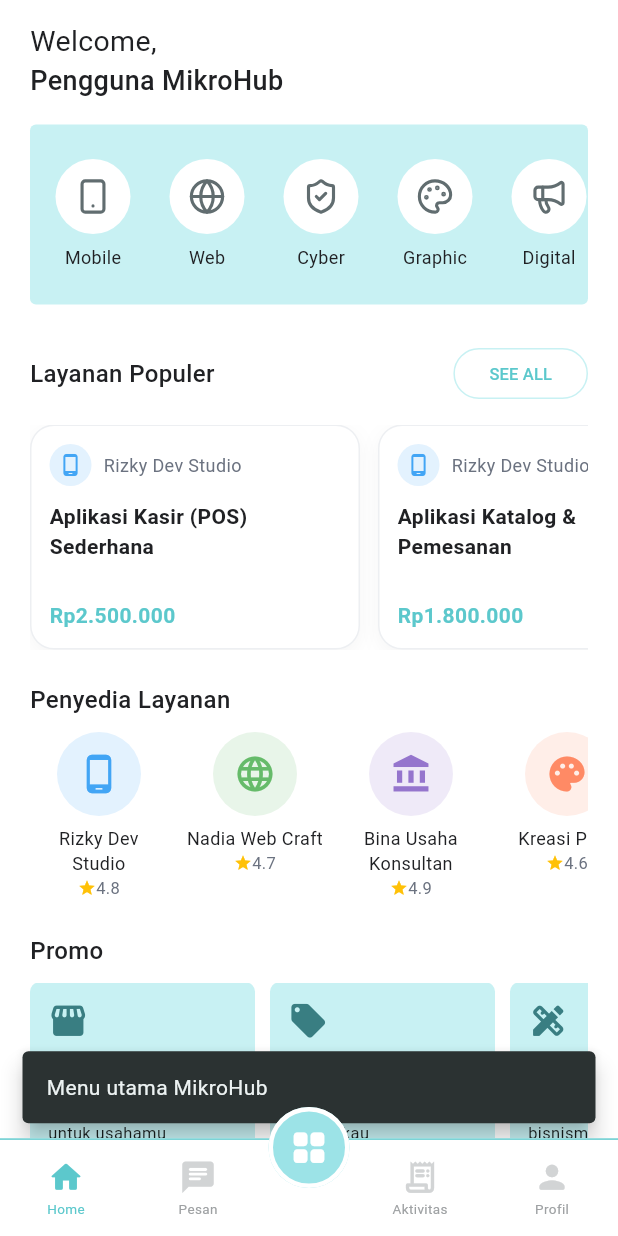
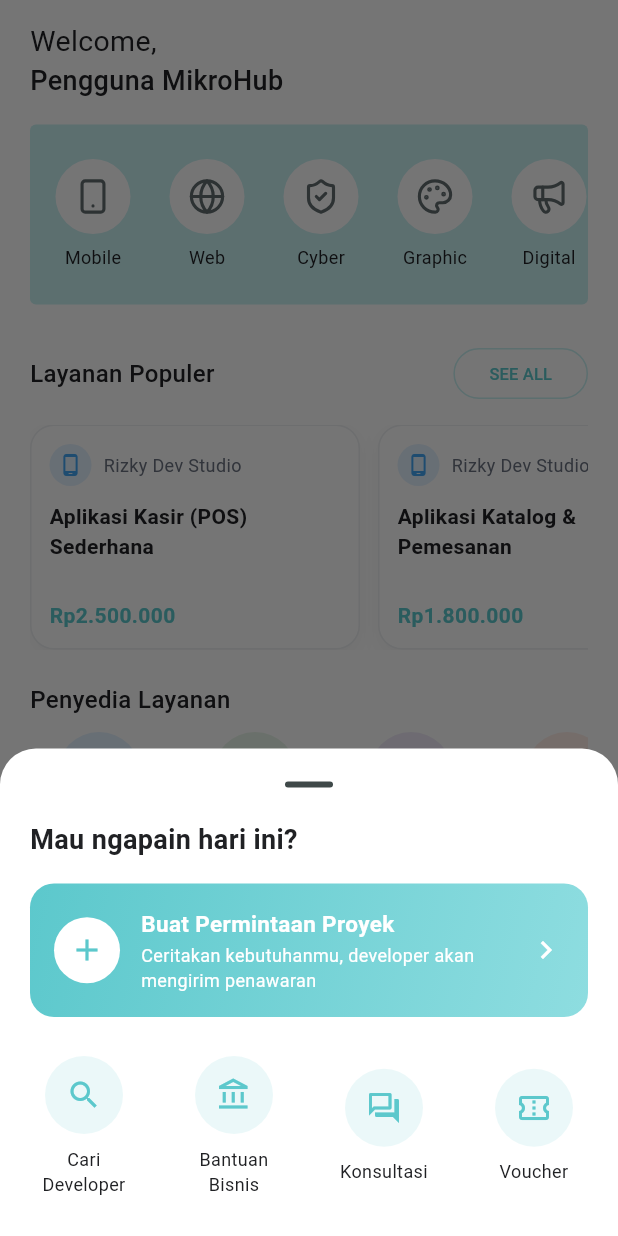
Before and after one commit to PeterLin30/Mobile_Frontend, a Flutter app: the screen it shows after launch, after a tap on the "grid view" icon, on a phone screen of 412 x 824 dp. Run offline on Flutter 3.47's test engine with Material 3 defaults, Android fonts, the light colour scheme and no system bars; our stand-ins replace lucide_icons_flutter.

Commit message:
Add request page and quick action sheet

```diff
--- a/lib/pages/home_page.dart
+++ b/lib/pages/home_page.dart
@@ -11,6 +11,7 @@ import 'service_pages.dart';
 import 'chat_room_page.dart';
 import 'activity_page.dart';
 import 'ui_helpers.dart';
+import 'quick_action_sheet.dart';
 
 const Color primaryColor = Color(0xFF5CC8CC);
 const Color lightCyan = Color(0xFFC8F1F3);
@@ -94,14 +95,6 @@ class _HomePageState extends State<HomePage> {
       Icons.lightbulb_outline_rounded,
     ),
   ];
-
-  void _showMessage(String message) {
-    ScaffoldMessenger.of(context)
-      ..hideCurrentSnackBar()
-      ..showSnackBar(
-        SnackBar(content: Text(message), behavior: SnackBarBehavior.floating),
-      );
-  }
 
   @override
   Widget build(BuildContext context) {
@@ -257,6 +250,21 @@ class _HomePageState extends State<HomePage> {
       ),
     );
   }
+
+void _showQuickActions() {
+  QuickActionSheet.show(
+    context,
+    onFindDeveloper: () => _openServiceList(),
+    onBusinessHelp: () => _openServiceList(category: 'Bisnis'),
+    onConsult: () => setState(() => _selectedIndex = 1),
+    onVoucher: () => Navigator.push(
+      context,
+      MaterialPageRoute(
+        builder: (_) => const VoucherPage(),
+      ),
+    ),
+  );
+}
 
   // LAYANAN POPULER: data dari MarketplaceStore (dummy).
   Widget _buildPopularOffers() {
@@ -675,7 +683,7 @@ class _HomePageState extends State<HomePage> {
                   child: InkWell(
                     customBorder: const CircleBorder(),
                     onTap: () {
-                      _showMessage('Menu utama MikroHub');
+                      _showQuickActions();
                     },
                     child: Container(
                       width: 54,
--- /dev/null
+++ b/lib/pages/quick_action_sheet.dart
@@ -0,0 +1,168 @@
+import 'package:flutter/material.dart';
+
+import 'create_request_page.dart';
+
+const Color _primary = Color(0xFF5CC8CC);
+const Color _textDark = Color(0xFF202124);
+
+class _QuickAction {
+  final IconData icon;
+  final String label;
+  final VoidCallback onTap;
+  const _QuickAction(this.icon, this.label, this.onTap);
+}
+
+/// Bottom sheet "Aksi Cepat" untuk tombol tengah navbar.
+class QuickActionSheet {
+  static Future<void> show(
+    BuildContext context, {
+    required VoidCallback onFindDeveloper,
+    required VoidCallback onBusinessHelp,
+    required VoidCallback onConsult,
+    required VoidCallback onVoucher,
+  }) {
+    return showModalBottomSheet(
+      context: context,
+      showDragHandle: true,
+      backgroundColor: Colors.white,
+      shape: const RoundedRectangleBorder(
+        borderRadius: BorderRadius.vertical(top: Radius.circular(24)),
+      ),
+      builder: (sheetContext) {
+        final actions = <_QuickAction>[
+          _QuickAction(Icons.search, 'Cari\nDeveloper', onFindDeveloper),
+          _QuickAction(
+              Icons.account_balance_outlined, 'Bantuan\nBisnis', onBusinessHelp),
+          _QuickAction(Icons.forum_outlined, 'Konsultasi', onConsult),
+          _QuickAction(
+              Icons.confirmation_number_outlined, 'Voucher', onVoucher),
+        ];
+
+        // Tutup sheet dulu, baru jalankan aksinya.
+        void run(VoidCallback action) {
+          Navigator.pop(sheetContext);
+          action();
+        }
+
+        return SafeArea(
+          child: Padding(
+            padding: const EdgeInsets.fromLTRB(20, 0, 20, 20),
+            child: Column(
+              mainAxisSize: MainAxisSize.min,
+              crossAxisAlignment: CrossAxisAlignment.start,
+              children: [
+                const Text(
+                  'Mau ngapain hari ini?',
+                  style: TextStyle(
+                    fontSize: 18,
+                    fontWeight: FontWeight.bold,
+                    color: _textDark,
+                  ),
+                ),
+                const SizedBox(height: 16),
+
+                // ---- Aksi utama ----
+                InkWell(
+                  borderRadius: BorderRadius.circular(16),
+                  onTap: () => run(() {
+                    Navigator.of(context).push(
+                      MaterialPageRoute(
+                        builder: (_) => const CreateRequestPage(),
+                      ),
+                    );
+                  }),
+                  child: Container(
+                    padding: const EdgeInsets.all(16),
+                    decoration: BoxDecoration(
+                      gradient: const LinearGradient(
+                        colors: [Color(0xFF5CC8CC), Color(0xFF8EDDE0)],
+                        begin: Alignment.topLeft,
+                        end: Alignment.bottomRight,
+                      ),
+                      borderRadius: BorderRadius.circular(16),
+                    ),
+                    child: Row(
+                      children: [
+                        Container(
+                          padding: const EdgeInsets.all(10),
+                          decoration: const BoxDecoration(
+                            color: Colors.white,
+                            shape: BoxShape.circle,
+                          ),
+                          child: const Icon(Icons.add, color: _primary),
+                        ),
+                        const SizedBox(width: 14),
+                        const Expanded(
+                          child: Column(
+                            crossAxisAlignment: CrossAxisAlignment.start,
+                            children: [
+                              Text(
+                                'Buat Permintaan Proyek',
+                                style: TextStyle(
+                                  fontSize: 15,
+                                  fontWeight: FontWeight.bold,
+                                  color: Colors.white,
+                                ),
+                              ),
+                              SizedBox(height: 2),
+                              Text(
+                                'Ceritakan kebutuhanmu, developer akan mengirim penawaran',
+                                style: TextStyle(
+                                    fontSize: 12, color: Colors.white),
+                              ),
+                            ],
+                          ),
+                        ),
+                        const Icon(Icons.chevron_right, color: Colors.white),
+                      ],
+                    ),
+                  ),
+                ),
+                const SizedBox(height: 20),
+
+                // ---- Aksi lainnya ----
+                Row(
+                  mainAxisAlignment: MainAxisAlignment.spaceBetween,
+                  children: [
+                    for (final a in actions)
+                      InkWell(
+                        borderRadius: BorderRadius.circular(14),
+                        onTap: () => run(a.onTap),
+                        child: SizedBox(
+                          width: 72,
+                          child: Padding(
+                            padding: const EdgeInsets.symmetric(vertical: 6),
+                            child: Column(
+                              children: [
+                                Container(
+                                  padding: const EdgeInsets.all(14),
+                                  decoration: BoxDecoration(
+                                    color: _primary.withOpacity(0.12),
+                                    shape: BoxShape.circle,
+                                  ),
+                                  child: Icon(a.icon, color: _primary),
+                                ),
+                                const SizedBox(height: 8),
+                                Text(
+                                  a.label,
+                                  textAlign: TextAlign.center,
+                                  style: const TextStyle(
+                                    fontSize: 12,
+                                    color: _textDark,
+                                  ),
+                                ),
+                              ],
+                            ),
+                          ),
+                        ),
+                      ),
+                  ],
+                ),
+              ],
+            ),
+          ),
+        );
+      },
+    );
+  }
+}
```
Also changed, not shown: lib/pages/create_request_page.dart (added, +169 -0 lines), 1 other file.
